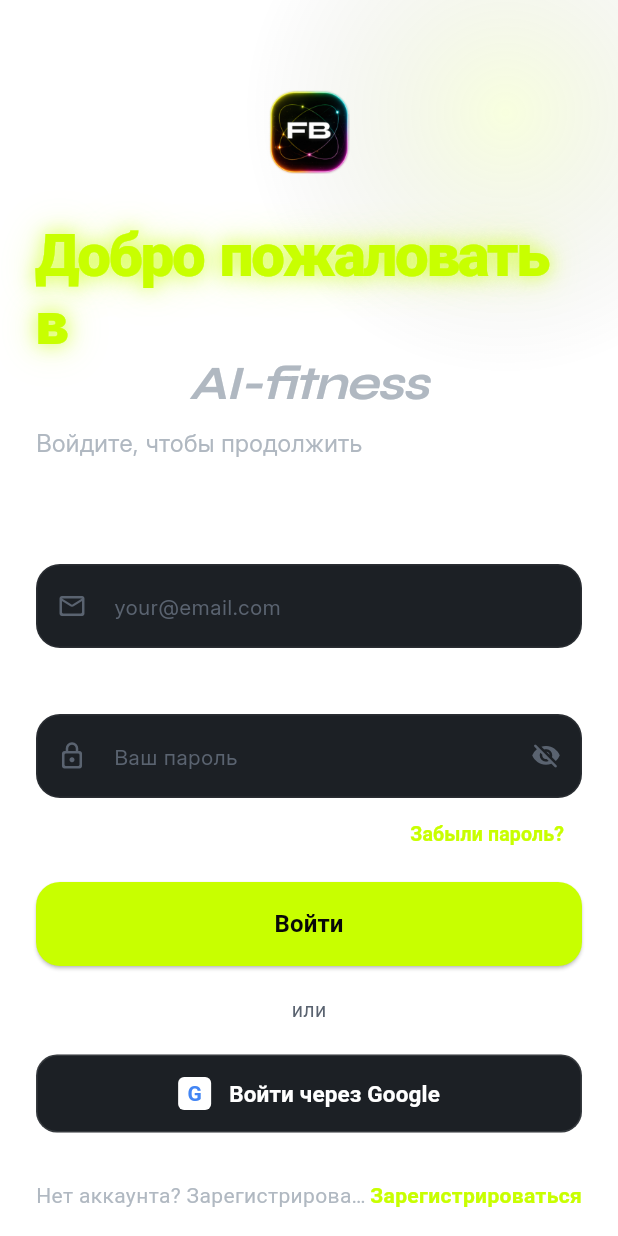
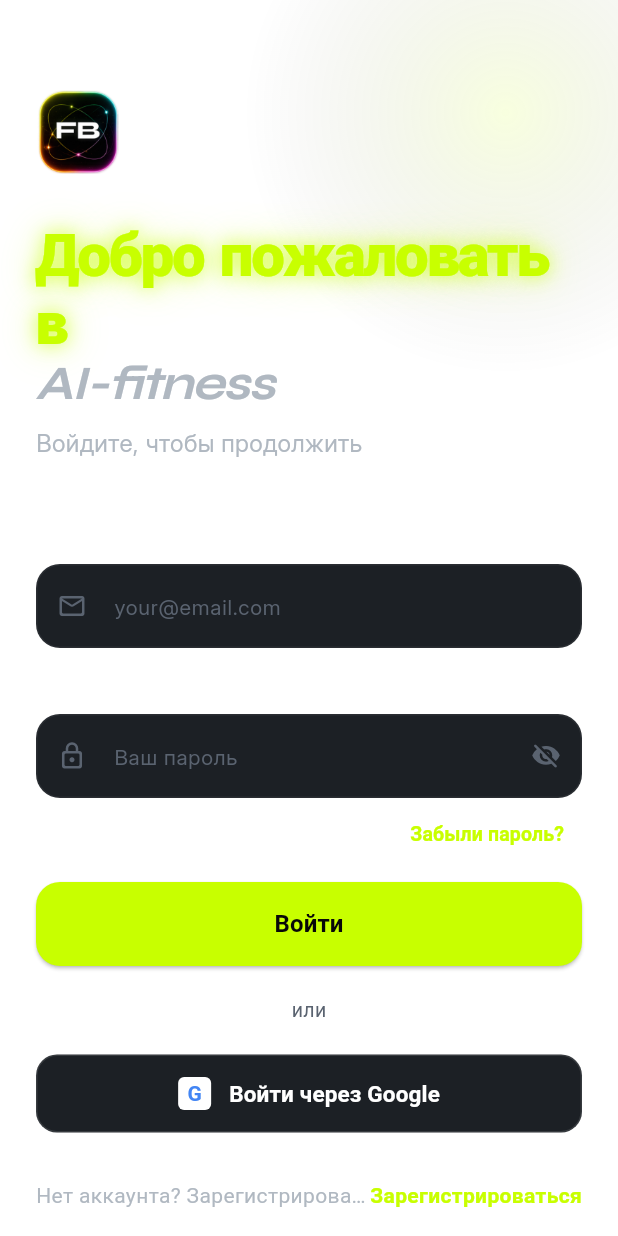
Before and after one commit to maksimyugov89/fitnesbuster, a Flutter app: the LoginScreen screen opened directly, on a phone screen of 412 x 824 dp. Run offline on Flutter 3.47's test engine with Material 3 defaults, Android fonts, the phone set to English and light mode, and no system bars; our stand-ins replace bloc, cached_network_image, cloud_firestore, cloud_functions, connectivity_plus, equatable and 21 more; missing offline and left inert: health, mobile_scanner, model_viewer_plus, openfoodfacts; accounts and stored records are empty; Roboto replaces fonts that are missing (Arial); project files that could hold a hidden picture were left out.

Commit message:
Revert center alignment — back to left-aligned welcome text

```diff
--- a/lib/presentation/screens/auth/login_screen.dart
+++ b/lib/presentation/screens/auth/login_screen.dart
@@ -117,10 +117,6 @@ class _LoginScreenState extends State<LoginScreen> with SingleTickerProviderStat
                       crossAxisAlignment: CrossAxisAlignment.start,
                       children: [
                         const SizedBox(height: 60),
-                        Align(
-                          child: Column(
-                            mainAxisSize: MainAxisSize.min,
-                            children: [
                         _buildLogo(),
                         const SizedBox(height: 32),
                         Text(
@@ -143,9 +139,6 @@ class _LoginScreenState extends State<LoginScreen> with SingleTickerProviderStat
                             color: colors.textSecondary,
                             height: 1.15,
                             letterSpacing: -1.0,
-                                ),
-                              ),
-                            ],
                           ),
                         ),
                         const SizedBox(height: 8),
```
Lines whose indentation alone changed are shown as unchanged.
